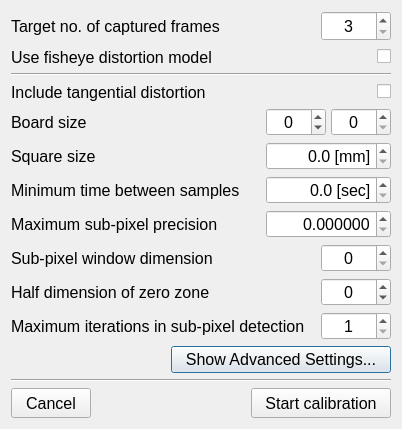
IRMA-LAB/cable_robot, file widgets/camera/camera_calib_settings_dialog.ui: the form before one commit.
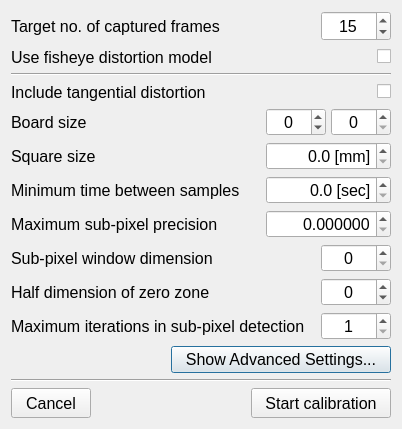
The form after the commit.

Commit message: added image resizing to speed up checkboard check (hacky)

```diff
--- a/widgets/camera/camera_calib_settings_dialog.ui
+++ b/widgets/camera/camera_calib_settings_dialog.ui
@@ -58,7 +58,7 @@
         <number>3</number>
        </property>
        <property name="value">
-        <number>3</number>
+        <number>15</number>
        </property>
       </widget>
      </item>
```
The commit also changes 2 other files.
